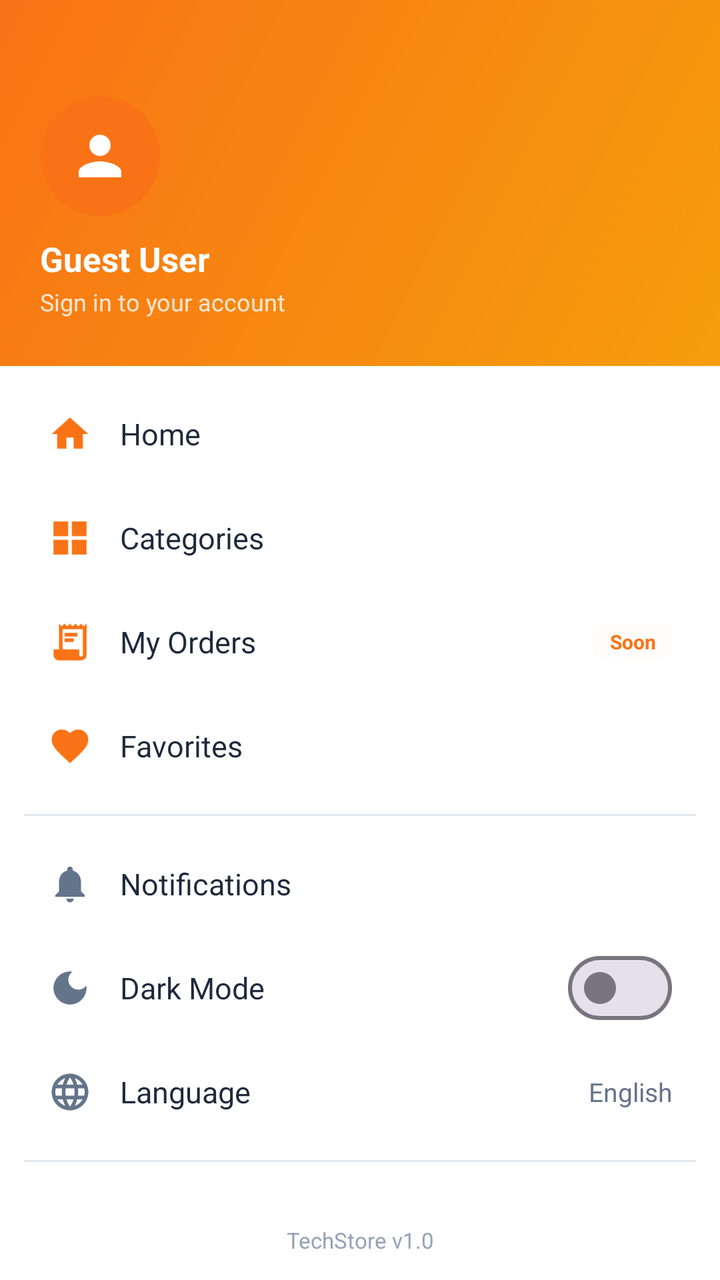
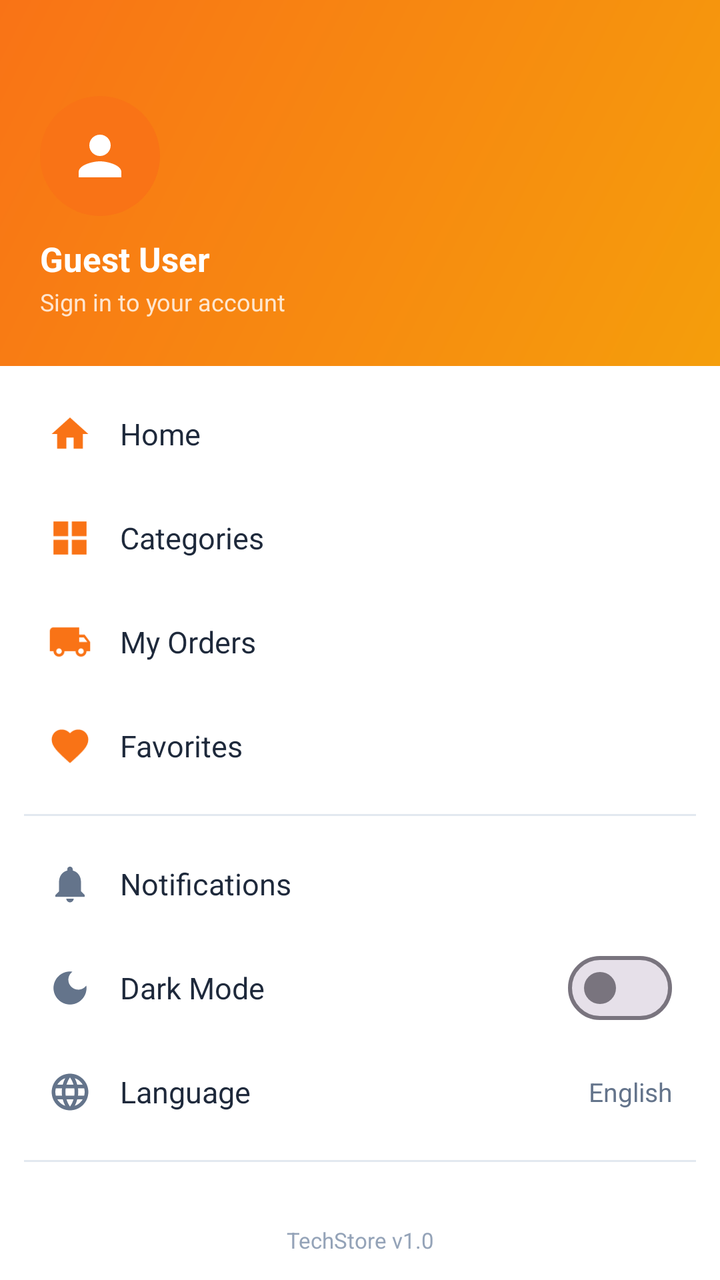

Before-and-after screenshots of an Android layout around one commit, followed by the original layout XML and the change that was made.
<!-- AndroidManifest.xml: application theme Theme.BeckieDealApp -->
<!-- res/layout/layout_drawer.xml -->
<?xml version="1.0" encoding="utf-8"?>
<LinearLayout
    xmlns:android="http://schemas.android.com/apk/res/android"
    xmlns:app="http://schemas.android.com/apk/res-auto"
    android:id="@+id/drawerPanel"
    android:layout_width="300dp"
    android:layout_height="match_parent"
    android:layout_gravity="start"
    android:background="@color/surface"
    android:orientation="vertical"
    android:fitsSystemWindows="true">

    
    <LinearLayout
        android:layout_width="match_parent"
        android:layout_height="wrap_content"
        android:background="@drawable/hero_gradient"
        android:orientation="vertical"
        android:paddingStart="20dp"
        android:paddingEnd="20dp"
        android:paddingTop="48dp"
        android:paddingBottom="24dp">

        
        <LinearLayout
            android:layout_width="60dp"
            android:layout_height="60dp"
            android:background="@drawable/about_icon_circle_bg"
            android:gravity="center">
            <ImageView
                android:id="@+id/drawerAvatar"
                android:layout_width="32dp"
                android:layout_height="32dp"
                android:src="@drawable/ic_person"
                android:contentDescription="User avatar"
                app:tint="@color/white_fixed" />
        </LinearLayout>

        <TextView
            android:id="@+id/drawerUserName"
            android:layout_width="wrap_content"
            android:layout_height="wrap_content"
            android:layout_marginTop="10dp"
            android:text="Guest User"
            android:textColor="@color/white_fixed"
            android:textSize="17sp"
            android:textStyle="bold" />

        <TextView
            android:id="@+id/drawerUserEmail"
            android:layout_width="wrap_content"
            android:layout_height="wrap_content"
            android:layout_marginTop="2dp"
            android:text="Sign in to your account"
            android:textColor="#CCFFFFFF"
            android:textSize="12sp" />

    </LinearLayout>

    
    <ScrollView
        android:layout_width="match_parent"
        android:layout_height="0dp"
        android:layout_weight="1"
        android:scrollbars="none"
        android:paddingTop="8dp"
        android:paddingBottom="8dp">

        <LinearLayout
            android:layout_width="match_parent"
            android:layout_height="wrap_content"
            android:orientation="vertical"
            android:paddingHorizontal="12dp">

            
            <LinearLayout
                android:id="@+id/drawerHome"
                android:layout_width="match_parent"
                android:layout_height="52dp"
                android:background="@drawable/drawer_item_bg"
                android:clickable="true"
                android:focusable="true"
                android:gravity="center_vertical"
                android:orientation="horizontal"
                android:paddingHorizontal="12dp">
                <ImageView
                    android:layout_width="22dp"
                    android:layout_height="22dp"
                    android:src="@drawable/ic_home"
                    android:contentDescription="Home"
                    app:tint="@color/primary" />
                <TextView
                    android:layout_width="0dp"
                    android:layout_height="wrap_content"
                    android:layout_weight="1"
                    android:layout_marginStart="14dp"
                    android:text="Home"
                    android:textColor="@color/text_primary"
                    android:textSize="15sp" />
            </LinearLayout>

            
            <LinearLayout
                android:id="@+id/drawerCategories"
                android:layout_width="match_parent"
                android:layout_height="52dp"
                android:background="@drawable/drawer_item_bg"
                android:clickable="true"
                android:focusable="true"
                android:gravity="center_vertical"
                android:orientation="horizontal"
                android:paddingHorizontal="12dp">
                <ImageView
                    android:layout_width="22dp"
                    android:layout_height="22dp"
                    android:src="@drawable/ic_category"
                    android:contentDescription="Categories"
                    app:tint="@color/primary" />
                <TextView
                    android:layout_width="0dp"
                    android:layout_height="wrap_content"
                    android:layout_weight="1"
                    android:layout_marginStart="14dp"
                    android:text="Categories"
                    android:textColor="@color/text_primary"
                    android:textSize="15sp" />
            </LinearLayout>

            
            <LinearLayout
                android:id="@+id/drawerOrders"
                android:layout_width="match_parent"
                android:layout_height="52dp"
                android:background="@drawable/drawer_item_bg"
                android:clickable="true"
                android:focusable="true"
                android:gravity="center_vertical"
                android:orientation="horizontal"
                android:paddingHorizontal="12dp">
                <ImageView
                    android:layout_width="22dp"
                    android:layout_height="22dp"
                    android:src="@drawable/ic_orders"
                    android:contentDescription="My Orders"
                    app:tint="@color/primary" />
                <TextView
                    android:layout_width="0dp"
                    android:layout_height="wrap_content"
                    android:layout_weight="1"
                    android:layout_marginStart="14dp"
                    android:text="My Orders"
                    android:textColor="@color/text_primary"
                    android:textSize="15sp" />
                
                <TextView
                    android:layout_width="wrap_content"
                    android:layout_height="wrap_content"
                    android:background="@drawable/badge_pill"
                    android:backgroundTint="#1AFF6B2F"
                    android:paddingHorizontal="8dp"
                    android:paddingVertical="2dp"
                    android:text="Soon"
                    android:textColor="@color/primary"
                    android:textSize="10sp"
                    android:textStyle="bold" />
            </LinearLayout>

            
            <LinearLayout
                android:id="@+id/drawerFavorites"
                android:layout_width="match_parent"
                android:layout_height="52dp"
                android:background="@drawable/drawer_item_bg"
                android:clickable="true"
                android:focusable="true"
                android:gravity="center_vertical"
                android:orientation="horizontal"
                android:paddingHorizontal="12dp">
                <ImageView
                    android:layout_width="22dp"
                    android:layout_height="22dp"
                    android:src="@drawable/ic_favorite"
                    android:contentDescription="Favorites"
                    app:tint="@color/primary" />
                <TextView
                    android:layout_width="0dp"
                    android:layout_height="wrap_content"
                    android:layout_weight="1"
                    android:layout_marginStart="14dp"
                    android:text="Favorites"
                    android:textColor="@color/text_primary"
                    android:textSize="15sp" />
                
                <TextView
                    android:id="@+id/drawerFavBadge"
                    android:layout_width="22dp"
                    android:layout_height="22dp"
                    android:background="@drawable/badge_pill"
                    android:backgroundTint="@color/red_error"
                    android:gravity="center"
                    android:text="0"
                    android:textColor="@color/white_fixed"
                    android:textSize="10sp"
                    android:textStyle="bold"
                    android:visibility="gone" />
            </LinearLayout>

            
            <View
                android:layout_width="match_parent"
                android:layout_height="1dp"
                android:layout_marginVertical="8dp"
                android:background="@color/border_color" />

            
            <LinearLayout
                android:id="@+id/drawerNotifications"
                android:layout_width="match_parent"
                android:layout_height="52dp"
                android:background="@drawable/drawer_item_bg"
                android:clickable="true"
                android:focusable="true"
                android:gravity="center_vertical"
                android:orientation="horizontal"
                android:paddingHorizontal="12dp">
                <ImageView
                    android:layout_width="22dp"
                    android:layout_height="22dp"
                    android:src="@drawable/ic_notifications"
                    android:contentDescription="Notifications"
                    app:tint="@color/text_secondary" />
                <TextView
                    android:layout_width="0dp"
                    android:layout_height="wrap_content"
                    android:layout_weight="1"
                    android:layout_marginStart="14dp"
                    android:text="Notifications"
                    android:textColor="@color/text_primary"
                    android:textSize="15sp" />
            </LinearLayout>

            
            <LinearLayout
                android:id="@+id/drawerDarkMode"
                android:layout_width="match_parent"
                android:layout_height="52dp"
                android:background="@drawable/drawer_item_bg"
                android:clickable="true"
                android:focusable="true"
                android:gravity="center_vertical"
                android:orientation="horizontal"
                android:paddingHorizontal="12dp">
                <ImageView
                    android:layout_width="22dp"
                    android:layout_height="22dp"
                    android:src="@drawable/ic_dark_mode"
                    android:contentDescription="Dark Mode"
                    app:tint="@color/text_secondary" />
                <TextView
                    android:layout_width="0dp"
                    android:layout_height="wrap_content"
                    android:layout_weight="1"
                    android:layout_marginStart="14dp"
                    android:text="Dark Mode"
                    android:textColor="@color/text_primary"
                    android:textSize="15sp" />
                <com.google.android.material.materialswitch.MaterialSwitch
                    android:id="@+id/drawerDarkModeSwitch"
                    android:layout_width="wrap_content"
                    android:layout_height="wrap_content"
                    android:checked="false" />
            </LinearLayout>

            
            <LinearLayout
                android:id="@+id/drawerLanguage"
                android:layout_width="match_parent"
                android:layout_height="52dp"
                android:background="@drawable/drawer_item_bg"
                android:clickable="true"
                android:focusable="true"
                android:gravity="center_vertical"
                android:orientation="horizontal"
                android:paddingHorizontal="12dp">
                <ImageView
                    android:layout_width="22dp"
                    android:layout_height="22dp"
                    android:src="@drawable/ic_language"
                    android:contentDescription="Language"
                    app:tint="@color/text_secondary" />
                <TextView
                    android:layout_width="0dp"
                    android:layout_height="wrap_content"
                    android:layout_weight="1"
                    android:layout_marginStart="14dp"
                    android:text="Language"
                    android:textColor="@color/text_primary"
                    android:textSize="15sp" />
                <TextView
                    android:id="@+id/drawerLanguageValue"
                    android:layout_width="wrap_content"
                    android:layout_height="wrap_content"
                    android:text="English"
                    android:textColor="@color/text_secondary"
                    android:textSize="13sp" />
            </LinearLayout>

            
            <View
                android:layout_width="match_parent"
                android:layout_height="1dp"
                android:layout_marginVertical="8dp"
                android:background="@color/border_color" />

            
            <LinearLayout
                android:id="@+id/drawerAbout"
                android:layout_width="match_parent"
                android:layout_height="52dp"
                android:background="@drawable/drawer_item_bg"
                android:clickable="true"
                android:focusable="true"
                android:gravity="center_vertical"
                android:orientation="horizontal"
                android:paddingHorizontal="12dp">
                <ImageView
                    android:layout_width="22dp"
                    android:layout_height="22dp"
                    android:src="@drawable/ic_info"
                    android:contentDescription="About Us"
                    app:tint="@color/text_secondary" />
                <TextView
                    android:layout_width="0dp"
                    android:layout_height="wrap_content"
                    android:layout_weight="1"
                    android:layout_marginStart="14dp"
                    android:text="About Us"
                    android:textColor="@color/text_primary"
                    android:textSize="15sp" />
            </LinearLayout>

            
            <LinearLayout
                android:id="@+id/drawerLogin"
                android:layout_width="match_parent"
                android:layout_height="52dp"
                android:background="@drawable/drawer_item_bg"
                android:clickable="true"
                android:focusable="true"
                android:gravity="center_vertical"
                android:orientation="horizontal"
                android:paddingHorizontal="12dp">
                <ImageView
                    android:id="@+id/drawerLoginIcon"
                    android:layout_width="22dp"
                    android:layout_height="22dp"
                    android:src="@drawable/ic_account"
                    android:contentDescription="Login"
                    app:tint="@color/text_secondary" />
                <TextView
                    android:id="@+id/drawerLoginLabel"
                    android:layout_width="0dp"
                    android:layout_height="wrap_content"
                    android:layout_weight="1"
                    android:layout_marginStart="14dp"
                    android:text="Login / Register"
                    android:textColor="@color/text_primary"
                    android:textSize="15sp" />
            </LinearLayout>

        </LinearLayout>
    </ScrollView>

    
    <TextView
        android:layout_width="match_parent"
        android:layout_height="40dp"
        android:gravity="center"
        android:text="TechStore v1.0"
        android:textColor="@color/text_muted"
        android:textSize="11sp" />

</LinearLayout>
<!-- resources referenced by this layout -->
<resources>
  <color name="border_color">#E2E8F0</color>
  <color name="primary">#F97316</color>
  <color name="red_error">#EF4444</color>
  <color name="surface">#FFFFFF</color>
  <color name="text_muted">#94A3B8</color>
  <color name="text_primary">#1E293B</color>
  <color name="text_secondary">#64748B</color>
  <color name="white_fixed">#FFFFFF</color>
  <!-- drawable about_icon_circle_bg (drawable) -->
  <?xml version="1.0" encoding="utf-8"?>
  <shape xmlns:android="http://schemas.android.com/apk/res/android"
      android:shape="oval">
      <solid android:color="@color/primary" />
  </shape>
  <!-- drawable badge_pill (drawable) -->
  <?xml version="1.0" encoding="utf-8"?>
  <shape xmlns:android="http://schemas.android.com/apk/res/android">
      <solid android:color="#33FFFFFF" />
      <corners android:radius="4dp" />
  </shape>
  <!-- drawable hero_gradient (drawable) -->
  <?xml version="1.0" encoding="utf-8"?>
  <shape xmlns:android="http://schemas.android.com/apk/res/android">
      <gradient
          android:angle="135"
          android:startColor="#F59E0B"
          android:endColor="#F97316"
          android:type="linear" />
  </shape>
  <!-- drawable ic_home (drawable) -->
  <vector xmlns:android="http://schemas.android.com/apk/res/android"
      android:width="24dp"
      android:height="24dp"
      android:viewportWidth="24"
      android:viewportHeight="24">
      <path
          android:fillColor="@android:color/white"
          android:pathData="M10,20v-6h4v6h5v-8h3L12,3 2,12h3v8z" />
  </vector>
  <!-- drawable ic_info (drawable) -->
  <vector xmlns:android="http://schemas.android.com/apk/res/android"
      android:width="24dp"
      android:height="24dp"
      android:viewportWidth="24"
      android:viewportHeight="24">
      <path
          android:fillColor="@android:color/white"
          android:pathData="M12,2C6.48,2 2,6.48 2,12s4.48,10 10,10 10,-4.48 10,-10S17.52,2 12,2zM13,17h-2v-6h2v6zM13,9h-2V7h2v2z" />
  </vector>
  <!-- drawable ic_orders (drawable) -->
  <vector xmlns:android="http://schemas.android.com/apk/res/android"
      android:width="24dp" android:height="24dp"
      android:viewportWidth="24" android:viewportHeight="24">
      
      <path android:fillColor="#F97316"
          android:pathData="M19.5,3.5L18,2l-1.5,1.5L15,2l-1.5,1.5L12,2l-1.5,1.5L9,2L7.5,3.5L6,2v14H3v3c0,1.66 1.34,3 3,3h12c1.66,0 3,-1.34 3,-3V2l-1.5,1.5zM19,19c0,0.55 -0.45,1 -1,1s-1,-0.45 -1,-1v-3H8V5h11v14zM9,7v2h7V7H9zM9,10v2h5v-2H9z"/>
  </vector>
  <!-- drawable ic_person (drawable) -->
  <vector xmlns:android="http://schemas.android.com/apk/res/android"
      android:width="24dp" android:height="24dp"
      android:viewportWidth="24" android:viewportHeight="24">
      
      <path android:fillColor="#F97316"
          android:pathData="M12,12c2.21,0 4,-1.79 4,-4s-1.79,-4 -4,-4 -4,1.79 -4,4 1.79,4 4,4zM12,14c-2.67,0 -8,1.34 -8,4v2h16v-2c0,-2.66 -5.33,-4 -8,-4z"/>
  </vector>
  <style name="Theme.BeckieDealApp" parent="Base.Theme.BeckieDealApp" />
  <color name="on_primary">#FFFFFF</color>
  <color name="primary_container">#F97316</color>
  <color name="on_primary_container">#582200</color>
  <color name="background">#F8FAFC</color>
  <color name="on_surface">#251913</color>
  <style name="Widget.App.BottomNav.ActiveIndicator" parent="Widget.Material3.BottomNavigationView.ActiveIndicator">
          <item name="android:color">@color/nav_indicator_fill</item>
          <item name="android:width">52dp</item>
          <item name="android:height">40dp</item>
          <item name="shapeAppearance">@style/ShapeAppearance.App.BottomNav.ActiveIndicator</item>
      </style>
  <color name="nav_indicator_fill">#FFF1EB</color>
  <style name="ShapeAppearance.App.BottomNav.ActiveIndicator" parent="">
          <item name="cornerFamily">rounded</item>
          <item name="cornerSize">50%</item>
      </style>
  <!-- unchanged entries left out for length: 9 -->
</resources>

<!-- the commit's change to res/layout/layout_drawer.xml (unified diff, before → after) -->
@@ -151,18 +151,6 @@
                     android:text="My Orders"
                     android:textColor="@color/text_primary"
                     android:textSize="15sp" />
-                
-                <TextView
-                    android:layout_width="wrap_content"
-                    android:layout_height="wrap_content"
-                    android:background="@drawable/badge_pill"
-                    android:backgroundTint="#1AFF6B2F"
-                    android:paddingHorizontal="8dp"
-                    android:paddingVertical="2dp"
-                    android:text="Soon"
-                    android:textColor="@color/primary"
-                    android:textSize="10sp"
-                    android:textStyle="bold" />
             </LinearLayout>
 
             
<!-- resource entries referenced after the edit -->
@@ -50,12 +50,15 @@
           android:pathData="M12,2C6.48,2 2,6.48 2,12s4.48,10 10,10 10,-4.48 10,-10S17.52,2 12,2zM13,17h-2v-6h2v6zM13,9h-2V7h2v2z" />
   </vector>
   <!-- drawable ic_orders (drawable) -->
+  <?xml version="1.0" encoding="utf-8"?>
   <vector xmlns:android="http://schemas.android.com/apk/res/android"
-      android:width="24dp" android:height="24dp"
-      android:viewportWidth="24" android:viewportHeight="24">
-      
-      <path android:fillColor="#F97316"
-          android:pathData="M19.5,3.5L18,2l-1.5,1.5L15,2l-1.5,1.5L12,2l-1.5,1.5L9,2L7.5,3.5L6,2v14H3v3c0,1.66 1.34,3 3,3h12c1.66,0 3,-1.34 3,-3V2l-1.5,1.5zM19,19c0,0.55 -0.45,1 -1,1s-1,-0.45 -1,-1v-3H8V5h11v14zM9,7v2h7V7H9zM9,10v2h5v-2H9z"/>
+      android:width="24dp"
+      android:height="24dp"
+      android:viewportWidth="24"
+      android:viewportHeight="24">
+      <path
+          android:fillColor="#000000"
+          android:pathData="M20,8h-3V4H3C1.9,4 1,4.9 1,6v11h2c0,1.66 1.34,3 3,3s3,-1.34 3,-3h6c0,1.66 1.34,3 3,3s3,-1.34 3,-3h2v-5l-3,-4zM6,18.5c-0.83,0 -1.5,-0.67 -1.5,-1.5s0.67,-1.5 1.5,-1.5 1.5,0.67 1.5,1.5 -0.67,1.5 -1.5,1.5zM19.5,9.5l1.96,2.5H17V9.5h2.5zM18,18.5c-0.83,0 -1.5,-0.67 -1.5,-1.5s0.67,-1.5 1.5,-1.5 1.5,0.67 1.5,1.5 -0.67,1.5 -1.5,1.5z" />
   </vector>
   <!-- drawable ic_person (drawable) -->
   <vector xmlns:android="http://schemas.android.com/apk/res/android"
